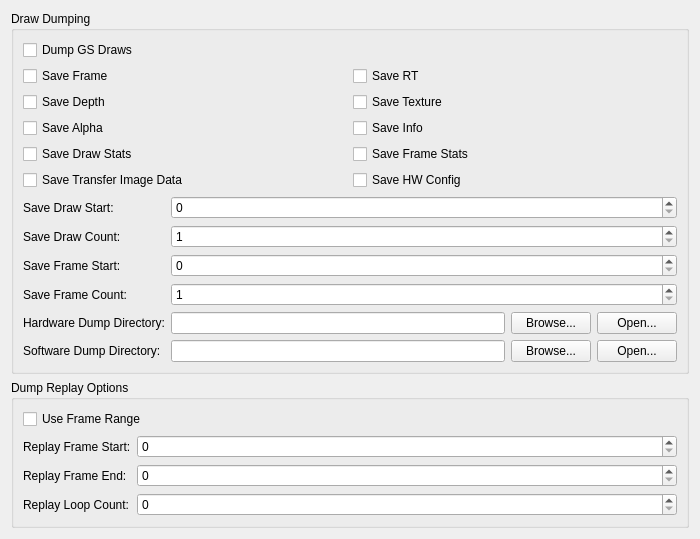
First picture: the form in pcsx2-qt/Settings/DebugGSSettingsTab.ui, repository PCSX2/pcsx2, before the edit.
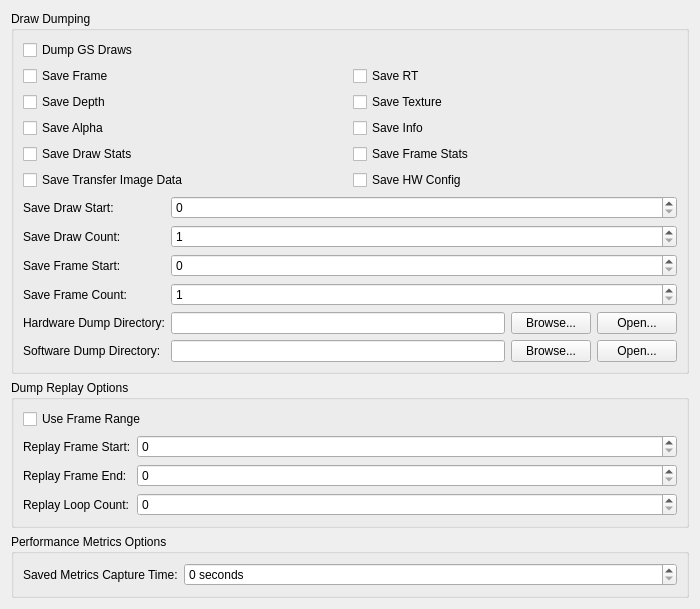
Second picture: the form after the edit.

Patch:
```diff
--- a/pcsx2-qt/Settings/DebugGSSettingsTab.ui
+++ b/pcsx2-qt/Settings/DebugGSSettingsTab.ui
@@ -306,6 +306,41 @@
       </item>
       <item row="3" column="1">
        <widget class="QSpinBox" name="replayLoopCount">
+        <property name="minimum">
+         <number>0</number>
+        </property>
+        <property name="maximum">
+         <number>99999999</number>
+        </property>
+       </widget>
+      </item>
+     </layout>
+    </widget>
+   </item>
+   <item>
+	<widget class="QGroupBox" name="groupBoxPerfMetrics">
+     <property name="title">
+      <string>Performance Metrics Options</string>
+     </property>
+     <layout class="QFormLayout" name="formLayoutPerfMetrics">
+      <item row="1" column="0">
+       <widget class="QLabel" name="labelPerfMetrics1">
+        <property name="text">
+         <string>Saved Metrics Capture Time:</string>
+        </property>
+        <property name="buddy">
+         <cstring>savedMetricsCaptureSeconds</cstring>
+        </property>
+       </widget>
+      </item>
+      <item row="1" column="1">
+       <widget class="QSpinBox" name="savedMetricsCaptureSeconds">
+        <property name="suffix">
+         <string> seconds</string>
+        </property>
+        <property name="minimum">
+         <number>0</number>
+        </property>
         <property name="maximum">
          <number>99999999</number>
         </property>
```
Left out of the diff: 3 changed lines with no effect on the pictures.
